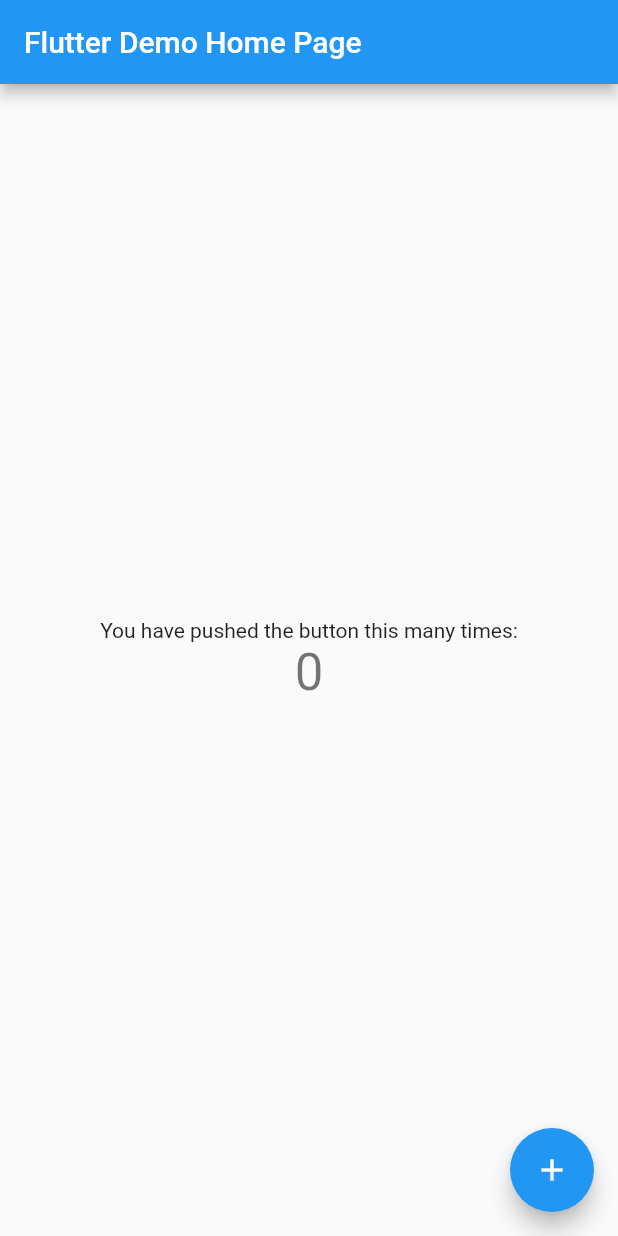
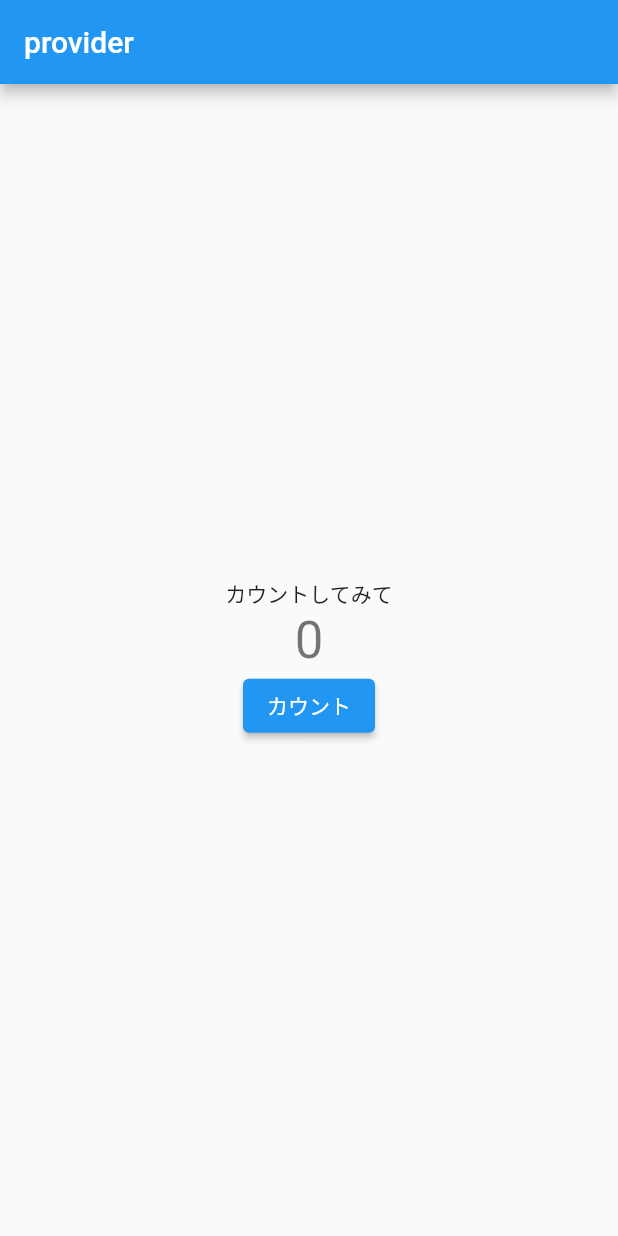
Before and after one commit to mosamosamosamosa/flutter_state_management, a Flutter app: the screen it shows after launch, on a phone screen of 412 x 824 dp. Run offline on Flutter 3.47's test engine with Material 2 defaults, Android fonts, the phone set to English and light mode, and no system bars; our stand-ins replace flutter_riverpod.

Commit message:
✨状態管理選定のための比較

```diff
--- a/lib/main.dart
+++ b/lib/main.dart
@@ -1,4 +1,11 @@
+import 'dart:async';
+
 import 'package:flutter/material.dart';
+import 'package:flutter_state_management/screens/my_home_page.dart';
+import 'package:flutter_state_management/state/my_home_state.dart';
+import 'package:flutter_state_management/view_model/my_home_view_model.dart';
+
+import 'package:flutter_riverpod/flutter_riverpod.dart';
 
 void main() {
   runApp(const MyApp());
@@ -7,109 +14,80 @@ void main() {
 class MyApp extends StatelessWidget {
   const MyApp({super.key});
 
-  // This widget is the root of your application.
   @override
   Widget build(BuildContext context) {
     return MaterialApp(
       title: 'Flutter Demo',
       theme: ThemeData(
-        // This is the theme of your application.
-        //
-        // Try running your application with "flutter run". You'll see the
-        // application has a blue toolbar. Then, without quitting the app, try
-        // changing the primarySwatch below to Colors.green and then invoke
-        // "hot reload" (press "r" in the console where you ran "flutter run",
-        // or simply save your changes to "hot reload" in a Flutter IDE).
-        // Notice that the counter didn't reset back to zero; the application
-        // is not restarted.
         primarySwatch: Colors.blue,
       ),
-      home: const MyHomePage(title: 'Flutter Demo Home Page'),
+      home: const MyHomePage(),
     );
   }
 }
 
-class MyHomePage extends StatefulWidget {
-  const MyHomePage({super.key, required this.title});
+final myHomePageProvider =
+    StateNotifierProvider<MyHomePageStateNotify, MyHomePageState>(
+        (ref) => MyHomePageStateNotify());
 
-  // This widget is the home page of your application. It is stateful, meaning
-  // that it has a State object (defined below) that contains fields that affect
-  // how it looks.
+// class MyHomePageState extends ChangeNotifier {
+//   int counter = 0;
+//   void increment() {
+//     counter++;
+//     //通知、再描画
+//     notifyListeners();
+//   }
+// }
 
-  // This class is the configuration for the state. It holds the values (in this
-  // case the title) provided by the parent (in this case the App widget) and
-  // used by the build method of the State. Fields in a Widget subclass are
-  // always marked "final".
 
-  final String title;
+// class MyHomePageInheritedWidget extends InheritedWidget {
+//   const MyHomePageInheritedWidget(
+//       {Key? key,
+//       required Widget child,
+//       required this.data,
+//       required this.counter})
+//       : super(key: key, child: child);
 
-  @override
-  State<MyHomePage> createState() => _MyHomePageState();
-}
+//   final MyHomePageState data;
+//   final int counter;
 
-class _MyHomePageState extends State<MyHomePage> {
-  int _counter = 0;
+//   //以下決まり文句
+//   static MyHomePageState of(BuildContext context, {bool listen = true}) {
+//     if (listen) {
+//       return (context
+//               .dependOnInheritedWidgetOfExactType<MyHomePageInheritedWidget>())!
+//           .data;
+//     } else {
+//       return (context
+//               .getElementForInheritedWidgetOfExactType<
+//                   MyHomePageInheritedWidget>()!
+//               .widget as MyHomePageInheritedWidget)
+//           .data;
+//     }
+//   }
 
-  void _incrementCounter() {
-    setState(() {
-      // This call to setState tells the Flutter framework that something has
-      // changed in this State, which causes it to rerun the build method below
-      // so that the display can reflect the updated values. If we changed
-      // _counter without calling setState(), then the build method would not be
-      // called again, and so nothing would appear to happen.
-      _counter++;
-    });
-  }
+//   @override
+//   bool updateShouldNotify(MyHomePageInheritedWidget oldWidget) {
+//     //条件つけれるよ
+//     return counter != oldWidget.counter;
+//   }
+// }
 
-  @override
-  Widget build(BuildContext context) {
-    // This method is rerun every time setState is called, for instance as done
-    // by the _incrementCounter method above.
-    //
-    // The Flutter framework has been optimized to make rerunning build methods
-    // fast, so that you can just rebuild anything that needs updating rather
-    // than having to individually change instances of widgets.
-    return Scaffold(
-      appBar: AppBar(
-        // Here we take the value from the MyHomePage object that was created by
-        // the App.build method, and use it to set our appbar title.
-        title: Text(widget.title),
-      ),
-      body: Center(
-        // Center is a layout widget. It takes a single child and positions it
-        // in the middle of the parent.
-        child: Column(
-          // Column is also a layout widget. It takes a list of children and
-          // arranges them vertically. By default, it sizes itself to fit its
-          // children horizontally, and tries to be as tall as its parent.
-          //
-          // Invoke "debug painting" (press "p" in the console, choose the
-          // "Toggle Debug Paint" action from the Flutter Inspector in Android
-          // Studio, or the "Toggle Debug Paint" command in Visual Studio Code)
-          // to see the wireframe for each widget.
-          //
-          // Column has various properties to control how it sizes itself and
-          // how it positions its children. Here we use mainAxisAlignment to
-          // center the children vertically; the main axis here is the vertical
-          // axis because Columns are vertical (the cross axis would be
-          // horizontal).
-          mainAxisAlignment: MainAxisAlignment.center,
-          children: <Widget>[
-            const Text(
-              'You have pushed the button this many times:',
-            ),
-            Text(
-              '$_counter',
-              style: Theme.of(context).textTheme.headline4,
-            ),
-          ],
-        ),
-      ),
-      floatingActionButton: FloatingActionButton(
-        onPressed: _incrementCounter,
-        tooltip: 'Increment',
-        child: const Icon(Icons.add),
-      ), // This trailing comma makes auto-formatting nicer for build methods.
-    );
-  }
-}
+// class MyHomePageLogic {
+//   MyHomePageLogic() {
+//     _counterController.sink.add(_counter);
+//   }
+//   final StreamController<int> _counterController = StreamController();
+//   int _counter = 0;
+
+//   Stream<int> get count => _counterController.stream;
+
+//   void increment() {
+//     _counter++;
+//     _counterController.sink.add(_counter);
+//   }
+
+//   void dispose() {
+//     _counterController.close();
+//   }
+// }
--- /dev/null
+++ b/lib/screens/my_home_page.dart
@@ -0,0 +1,74 @@
+import 'package:flutter/material.dart';
+import 'package:flutter_riverpod/flutter_riverpod.dart';
+import 'package:flutter_state_management/main.dart';
+import 'package:flutter_state_management/state/my_home_state.dart';
+import 'package:flutter_state_management/view_model/my_home_view_model.dart';
+
+class MyHomePage extends StatelessWidget {
+  const MyHomePage({super.key});
+
+  @override
+  Widget build(BuildContext context) {
+    print('myhomepage build');
+    return ProviderScope(
+      child: Scaffold(
+        appBar: AppBar(
+          title: Text('provider'),
+        ),
+        body: Center(
+          child: Column(
+            mainAxisAlignment: MainAxisAlignment.center,
+            children: const <Widget>[WidgetA(), WidgetB(), WidgetC()],
+          ),
+        ),
+      ),
+    );
+    ;
+  }
+}
+
+class WidgetA extends StatelessWidget {
+  const WidgetA({super.key});
+
+  @override
+  Widget build(BuildContext context) {
+    print('widgetA build');
+    return Text('カウントしてみて');
+  }
+}
+
+class WidgetB extends ConsumerWidget {
+  const WidgetB({
+    super.key,
+  });
+
+  @override
+  Widget build(BuildContext context, WidgetRef ref) {
+    //final MyHomePageState state = MyHomePageInheritedWidget.of(context);
+    print('WidgetB Build');
+    final int counter = ref.watch(myHomePageProvider).counter;
+    // final int counter =
+    //     context.select<MyHomePageState, int>((state) => state.counter);
+    return Text('$counter', style: Theme.of(context).textTheme.headline4);
+  }
+}
+
+class WidgetC extends ConsumerWidget {
+  const WidgetC({
+    super.key,
+  });
+
+  @override
+  Widget build(BuildContext context, WidgetRef ref) {
+    print('widgetC build');
+    final Function increment = ref.read(myHomePageProvider.notifier).increment;
+    //final MyHomePageState state =
+    // MyHomePageInheritedWidget.of(context, listen: false);
+    return ElevatedButton(
+        onPressed: () {
+          //state.incrementCounter();
+          increment();
+        },
+        child: const Text('カウント'));
+  }
+}
--- /dev/null
+++ b/lib/state/my_home_state.dart
@@ -0,0 +1,6 @@
+class MyHomePageState {
+  const MyHomePageState({this.counter = 0});
+  final int counter;
+
+  MyHomePageState copyWith(int counter) => MyHomePageState(counter: counter);
+}
--- /dev/null
+++ b/lib/view_model/my_home_view_model.dart
@@ -0,0 +1,11 @@
+import 'package:flutter_riverpod/flutter_riverpod.dart';
+import 'package:flutter_state_management/state/my_home_state.dart';
+
+class MyHomePageStateNotify extends StateNotifier<MyHomePageState> {
+  MyHomePageStateNotify() : super(const MyHomePageState());
+
+  void increment() {
+    //state: MyHomePageState を上書き
+    state = state.copyWith(state.counter + 1);
+  }
+}
--- a/pubspec.yaml
+++ b/pubspec.yaml
@@ -36,6 +36,8 @@ dependencies:
   # The following adds the Cupertino Icons font to your application.
   # Use with the CupertinoIcons class for iOS style icons.
   cupertino_icons: ^1.0.2
+
+  flutter_riverpod: ^2.3.6
 
 dev_dependencies:
   flutter_test:
```
Also changed, not shown: pubspec.lock.
